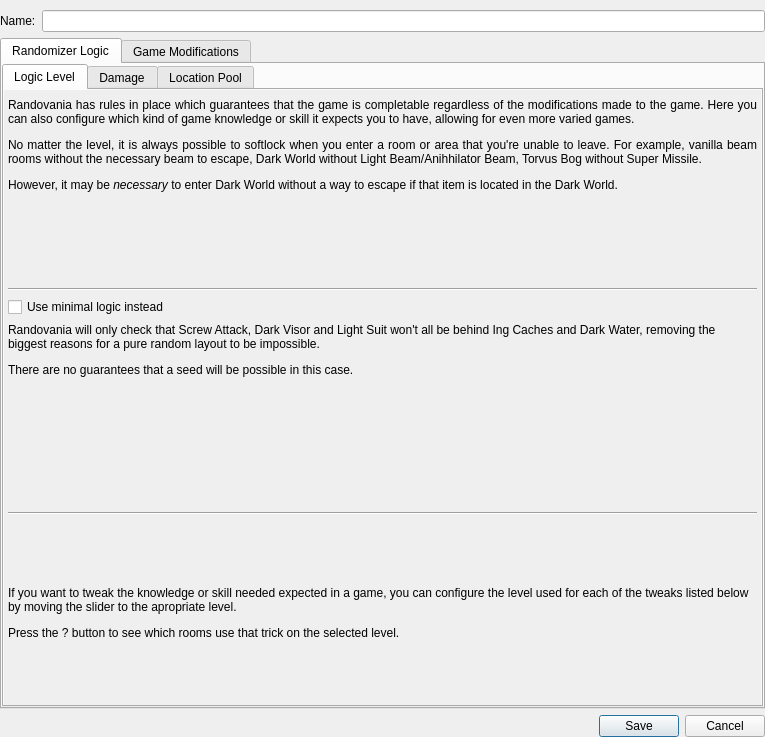
Before: the Qt Designer form randovania/gui/ui_files/logic_settings_window.ui in randovania/randovania, drawn with Qt 5.
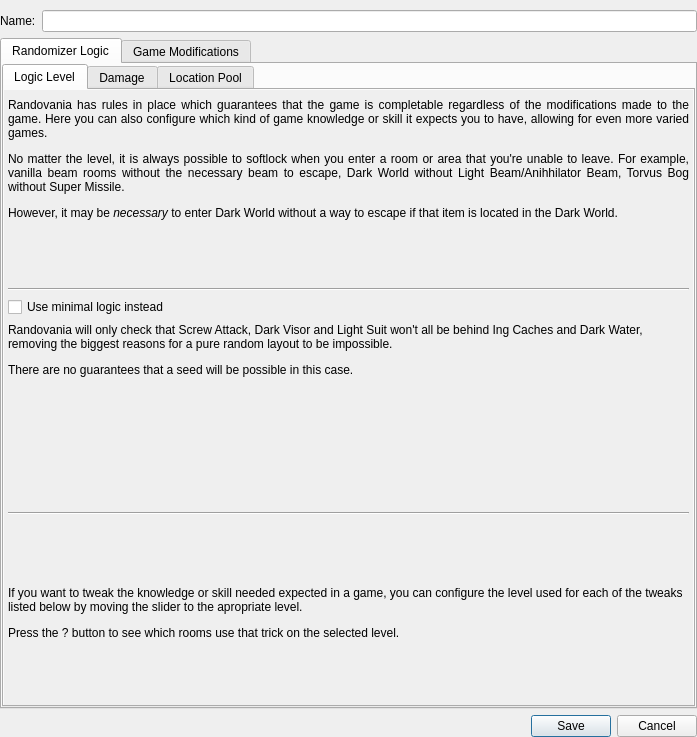
After: the same form once the commit is applied.

Commit message: Hide minimal logic for non-Echoes

```diff
--- a/randovania/gui/ui_files/logic_settings_window.ui
+++ b/randovania/gui/ui_files/logic_settings_window.ui
@@ -6,7 +6,7 @@
    <rect>
     <x>0</x>
     <y>0</y>
-    <width>765</width>
+    <width>697</width>
     <height>737</height>
    </rect>
   </property>
@@ -103,7 +103,7 @@
                <rect>
                 <x>0</x>
                 <y>0</y>
-                <width>757</width>
+                <width>689</width>
                 <height>594</height>
                </rect>
               </property>
```
The commit also changes 1 other file.
